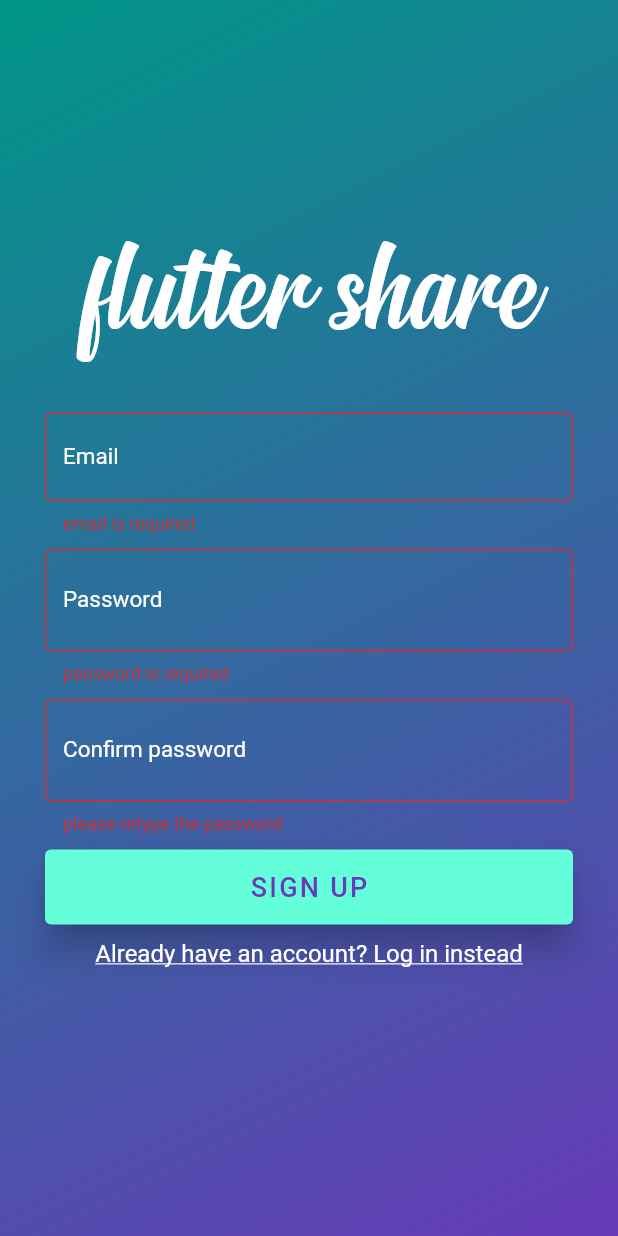
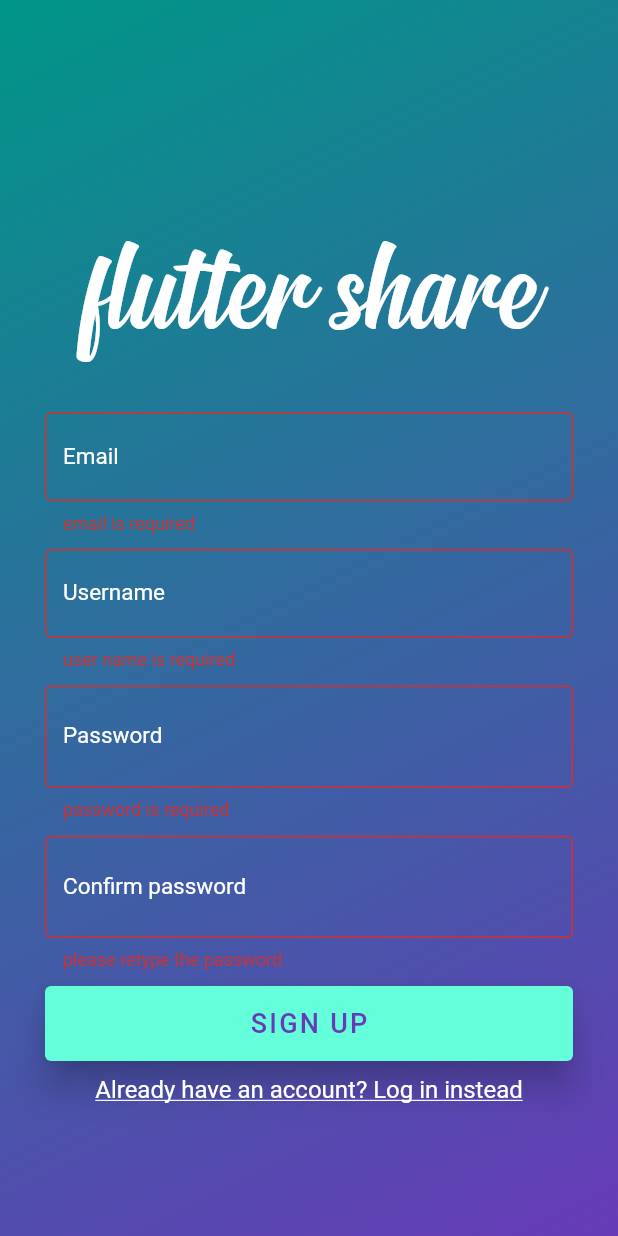
Before and after one commit to dagmawi-asfaw/fluttershare, a Flutter app: the screen it shows after launch, after a tap on "SIGN UP", on a phone screen of 412 x 824 dp. Run offline on Flutter 3.47's test engine with Material 2 defaults, Android fonts, the phone set to English and light mode, and no system bars; our stand-ins replace cloud_firestore, firebase_auth, firebase_core, form_field_validator, google_sign_in; accounts and stored records are empty.

Commit message:
add sign up firestore integration

```diff
--- /dev/null
+++ b/lib/models/user.dart
@@ -0,0 +1,21 @@
+import 'package:firebase_auth/firebase_auth.dart';
+
+class User {
+  final String id;
+
+  final String username;
+  final String email;
+
+  final String displayName;
+  final String bio;
+
+  final String photoUrl;
+
+  User(
+      {this.id,
+      this.username,
+      this.displayName,
+      this.email,
+      this.bio,
+      this.photoUrl});
+}
--- a/lib/pages/home.dart
+++ b/lib/pages/home.dart
@@ -3,7 +3,6 @@ import 'package:firebase_core/firebase_core.dart';
 import 'package:flutter/cupertino.dart';
 import 'package:flutter/material.dart';
 import 'package:flutter/rendering.dart';
-import 'package:flutter_spinkit/flutter_spinkit.dart';
 import 'package:fluttershare/pages/activityFeed.dart';
 import 'package:fluttershare/pages/profile.dart';
 import 'package:fluttershare/pages/search.dart';
@@ -22,26 +21,34 @@ class _HomeState extends State<Home> {
   bool isAuth = false;
   final FirebaseAuth auth = FirebaseAuth.instance;
   bool showLogin = false;
-  PageController _pageController = PageController(initialPage: 1);
+  PageController _pageController = PageController(initialPage: 0);
   int currentBottomNavBarIndex = 0;
-  int currentPageIndex = 0;
 
-  Widget loadingScreen() {
-    return Scaffold(
-      body: Container(
-        child: SpinKitFadingCircle(
-          color: Theme.of(context).primaryColor,
-          size: 80.0,
-        ),
-      ),
+  void toggleUserForm({bool showLogin, bool showSignUp}) {
+    setState(
+      () {
+        this.showLogin = !this.showLogin;
+      },
     );
   }
 
-  void toggleUserForm({bool showLogin, bool showSignUp}) {
-    setState(() {
-      this.showLogin = !this.showLogin;
+  void createUserInFireStore({User user, String userName}) {
+    String id = user.uid;
+    String username = userName;
+    String email = user.email;
+    String displayName = user.displayName;
+    String bio = "";
+    DateTime timestamp = DateTime.now();
+    usersRef.add({
+      'id':id,
+      'username':username,
+      'email': email,
+      'displayName':displayName,
+      'bio': bio,
+      'timestamp': timestamp.toString()
+    }).catchError((error){
+      print("Failed to add user : $error");
     });
-    print("I AM TRIGGERED ${this.showLogin}");
   }
 
   Widget buildAuthenticatedScreen() {
@@ -49,12 +56,6 @@ class _HomeState extends State<Home> {
       body: PageView(
         controller: _pageController,
         physics: NeverScrollableScrollPhysics(),
-        onPageChanged: (int pageIndex) {
-          setState(() {
-            //when you navigate to a new page then update the current page index
-            this.currentPageIndex = pageIndex;
-          });
-        },
         children: [
           Timeline(),
           ActivityFeed(),
@@ -73,7 +74,11 @@ class _HomeState extends State<Home> {
               this.currentBottomNavBarIndex = pageIndex;
 
               //go to specified page
-              _pageController.jumpToPage(pageIndex);
+              _pageController.animateToPage(
+                pageIndex,
+                duration: Duration(milliseconds: 300),
+                curve: Curves.easeInOut,
+              );
             },
           );
         },
@@ -182,7 +187,6 @@ class _HomeState extends State<Home> {
       if (user != null) {
         setState(() {
           isAuth = true;
-          print("User Authenticated $user");
         });
       } else if (user != null) {
         setState(() {
--- a/lib/widgets/signUpForm.dart
+++ b/lib/widgets/signUpForm.dart
@@ -1,3 +1,4 @@
+import 'package:cloud_firestore/cloud_firestore.dart';
 import 'package:firebase_auth/firebase_auth.dart';
 import 'package:flutter/material.dart';
 import 'package:form_field_validator/form_field_validator.dart';
@@ -18,6 +19,7 @@ class _SignUpFormState extends State<SignUpForm> {
   IconData passwordIconData = Icons.visibility;
   IconData confirmPasswordIconData = Icons.visibility;
   TextEditingController _emailController = TextEditingController();
+  TextEditingController _usernameController = TextEditingController();
   TextEditingController _passwordController = TextEditingController();
   TextEditingController _confirmPasswordController = TextEditingController();
   final _signUpFormKey = GlobalKey<FormState>();
@@ -54,7 +56,13 @@ class _SignUpFormState extends State<SignUpForm> {
 
   final emailValidator = MultiValidator([
     RequiredValidator(errorText: "email is required"),
-    EmailValidator(errorText: "please enter a valid email")
+    EmailValidator(errorText: "please enter a valid email"),
+  ]);
+
+  final usernameValidator = MultiValidator([
+    RequiredValidator(errorText: "user name is required"),
+    MinLengthValidator(5,
+        errorText: "username must have at least 5 characters ")
   ]);
 
   final passwordValidator = MultiValidator([
@@ -72,6 +80,26 @@ class _SignUpFormState extends State<SignUpForm> {
       return "passwords do not match please try again";
     }
     return null;
+  }
+
+  void createUserInFireStore({User user, String userName}) {
+    String id = user.uid;
+    String username = userName;
+    String email = user.email;
+    String displayName = user.displayName;
+    String bio = "";
+    String photoUrl = user.photoURL;
+    DateTime timestamp = DateTime.now();
+    FirebaseFirestore.instance.collection("users").add({
+      'id': id,
+      'username': username,
+      'email': email,
+      'displayName': displayName,
+      'bio': bio,
+      'timestamp': timestamp.toString()
+    }).catchError((error) {
+      print("Failed to add user : $error");
+    });
   }
 
   @override
@@ -93,6 +121,26 @@ class _SignUpFormState extends State<SignUpForm> {
                 ),
                 decoration: InputDecoration(
                   labelText: "Email",
+                  labelStyle: TextStyle(
+                    fontSize: 15.0,
+                    color: Colors.white,
+                  ),
+                  fillColor: Theme.of(context).primaryColorLight,
+                  border: OutlineInputBorder(),
+                ),
+              ),
+              SizedBox(
+                height: 10.0,
+              ),
+              TextFormField(
+                controller: _usernameController,
+                validator: usernameValidator,
+                style: TextStyle(
+                  color: Colors.white,
+                  fontSize: 16.0,
+                ),
+                decoration: InputDecoration(
+                  labelText: "Username ",
                   labelStyle: TextStyle(
                     fontSize: 15.0,
                     color: Colors.white,
@@ -169,9 +217,19 @@ class _SignUpFormState extends State<SignUpForm> {
                   if (_signUpFormKey.currentState.validate()) {
                     String email = _emailController.text;
                     String password = _passwordController.text;
+                    String username = _usernameController.text;
+
+                    //check if the user exists
+
                     try {
-                      widget.auth.createUserWithEmailAndPassword(
-                          email: email, password: password);
+                      widget.auth
+                          .createUserWithEmailAndPassword(
+                              email: email, password: password)
+                          .then((UserCredential userCred) {
+                        //save user to database
+                        createUserInFireStore(
+                            user: userCred.user, userName: username);
+                      });
                     } on FirebaseAuthException catch (e) {
                       if (e.code == 'weak-password') {
                         print('The password provided is too weak.');
```
Also changed, not shown: lib/pages/profile.dart (+7 -2 lines), lib/pages/timeline.dart (+59 -2 lines), lib/widgets/header.dart (added, +18 -0 lines), lib/widgets/progress.dart (added, +22 -0 lines), pubspec.yaml (+4 -4 lines), pubspec.lock, 1 other file.
